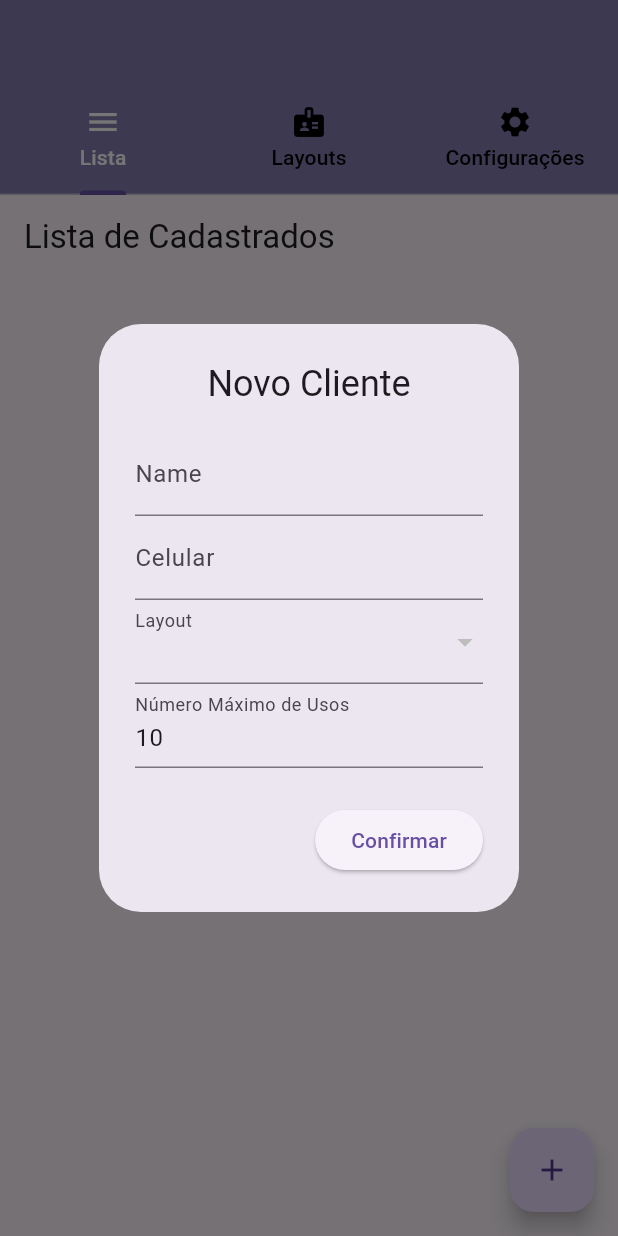
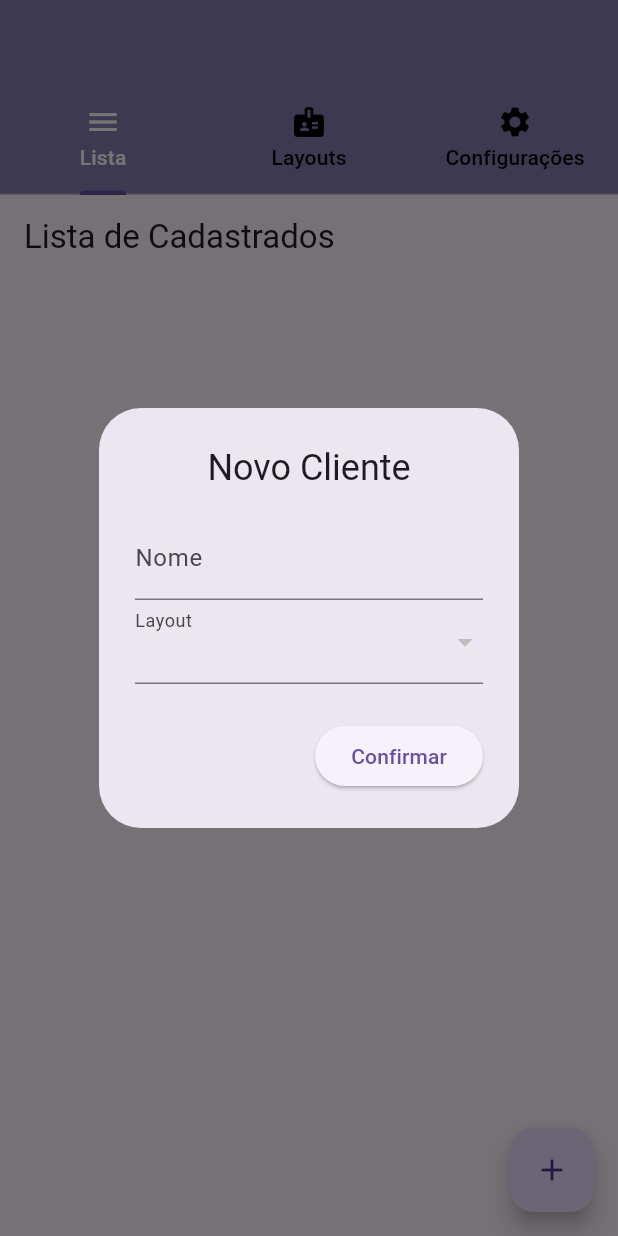
Before and after one commit to MundusUni/Giftelo, a Flutter app: the screen it shows after launch, after a tap on the "add" icon, on a phone screen of 412 x 824 dp. Run offline on Flutter 3.47's test engine with Material 3 defaults, Android fonts, the phone set to English and light mode, and no system bars; our stand-ins replace image_picker, permission_handler, share_plus, sqflite, sqflite_common_ffi; accounts and stored records are empty.

Commit message:
v0.5.1
Retirado do código a antiga variável de Usos máximos na lista de cadastrados. Agora o número máximo de usos deriva do "número de círculos" do layout.

```diff
--- a/lib/ui/lista_de_cadastrados.dart
+++ b/lib/ui/lista_de_cadastrados.dart
@@ -24,10 +24,8 @@ class _ListaDeCadastradosState extends State<ListaDeCadastrados> {
   final _dbLayout = DatabaseLayout();
 
   final _nameController = TextEditingController();
-  final _celularController = TextEditingController();
   final _layoutController = TextEditingController();
   final _usosController = TextEditingController(text: '0');
-  final _maxUsosController = TextEditingController(text: '0');
 
 
   @override
@@ -83,27 +81,21 @@ class _ListaDeCadastradosState extends State<ListaDeCadastrados> {
   // Criação do Map com os dados
   Map<String, dynamic> user = {
     'name': _nameController.text,
-    'celular': _celularController.text,
     'layout': _layoutController.text,
     'usos': int.parse(_usosController.text),
-    'max_usos': int.parse(_maxUsosController.text),
   };
     await _dbUser.addUser(user); // Passando o Map para o método addUser
     // Limpando os campos após adicionar o cliente
     _nameController.clear();
-    _celularController.clear();
     _layoutController.clear();
     _usosController.text = '0';
-    _maxUsosController.text = '10';
     Navigator.pop(context);
     _loadUsers(); // Atualizar a lista após adicionar
   }
 
   void _mostrarPopupNovoCliente() {
     _nameController.clear();
-    _celularController.clear();
     _usosController.text = '0';
-    _maxUsosController.text = '10';
 
 
     showDialog(
@@ -114,10 +106,8 @@ class _ListaDeCadastradosState extends State<ListaDeCadastrados> {
           content: Column(
             mainAxisSize: MainAxisSize.min,
             children: [
-              _buildTextField('Name', _nameController),
-              _buildTextField('Celular', _celularController),
+              _buildTextField('Nome', _nameController),
               _buildLayoutDropdown(),
-              _buildTextField('Número Máximo de Usos', _maxUsosController, keyboardType: TextInputType.number),
             ],
           ),
           actions: [
@@ -156,10 +146,8 @@ class _ListaDeCadastradosState extends State<ListaDeCadastrados> {
 
     void _mostrarPopupEdicao(Map<String, dynamic> usuario) {
       _nameController.text = usuario['name'];
-      _celularController.text = usuario['celular'];
     _layoutController.text = usuario['layout'];
     _usosController.text = usuario['usos'].toString(); // Preenche os usos
-    _maxUsosController.text = usuario['max_usos'].toString();
 
     showDialog(
       context: context,
@@ -170,10 +158,8 @@ class _ListaDeCadastradosState extends State<ListaDeCadastrados> {
             mainAxisSize: MainAxisSize.min,
             children: [
               _buildTextField('Nome', _nameController),
-              //_buildTextField('Celular', _celularController),
               _buildLayoutDropdown(),
               _buildTextField('Usos', _usosController),
-              //_buildTextField('Número Máximo de Usos', _maxUsosController, keyboardType: TextInputType.number),
             ],
           ),
           actions: [
@@ -198,31 +184,6 @@ class _ListaDeCadastradosState extends State<ListaDeCadastrados> {
                   },
                   child: const Text('Salvar'),
                 ),
-
-
-                // Botão Adicionar (Aumenta o número de usos)
-                /*
-                TextButton(
-                  onPressed: () async {
-                    if (int.parse(_usosController.text) >= int.parse(_maxUsosController.text)) {
-                      Navigator.pop(context); // Fecha a popup de edição
-                      return; // Impede que a popup seja fechada
-                    }
-                    // Atualiza o campo de usos no banco
-                    await _dbHelper.updateUser({
-                      'id': usuario['id'],
-                      'name': _nameController.text,
-                      'celular': _celularController.text,
-                      'layout': _layoutController.text,
-                      'usos': usuario['usos'] + 1, // Aumenta o valor de 'usos' em 1
-                      'max_usos': int.parse(_maxUsosController.text),
-                    });
-                  _loadUsers(); // Atualiza a lista de usuários
-                  Navigator.pop(context); // Fecha a popup de edição
-                  },
-                child: Text('Adicionar', style: TextStyle(color: Colors.green)),
-                ),
-                */
               ],
             )
           ],
@@ -330,7 +291,7 @@ class _ListaDeCadastradosState extends State<ListaDeCadastrados> {
                     ElevatedButton(
                       onPressed: () async {
                         // Mostra mensagem se atingiu o limite
-                        if (usuario['usos'] >= usuario['max_usos']) {
+                        if (usuario['usos'] >= getNumberOfCircles(usuario['layout'])) {
                           ScaffoldMessenger.of(context).showSnackBar(
                             const SnackBar(content: Text('Limite de usos atingido!')),
                           );
@@ -418,10 +379,8 @@ class _ListaDeCadastradosState extends State<ListaDeCadastrados> {
       Map<String, dynamic> user = {
         'id': id,
         'name': _nameController.text,
-        'celular': _celularController.text,
         'layout': _layoutController.text,
         'usos': int.parse(_usosController.text),
-        'max_usos': int.parse(_maxUsosController.text),
       };
       await _dbUser.updateUser(user);
       //Navigator.pop(context);
@@ -508,10 +467,8 @@ class _ListaDeCadastradosState extends State<ListaDeCadastrados> {
   @override
   void dispose() {
     _nameController.dispose();
-    _celularController.dispose();
     _layoutController.dispose();
     _usosController.dispose();
-    _maxUsosController.dispose();
     super.dispose();
   }
 }
```
